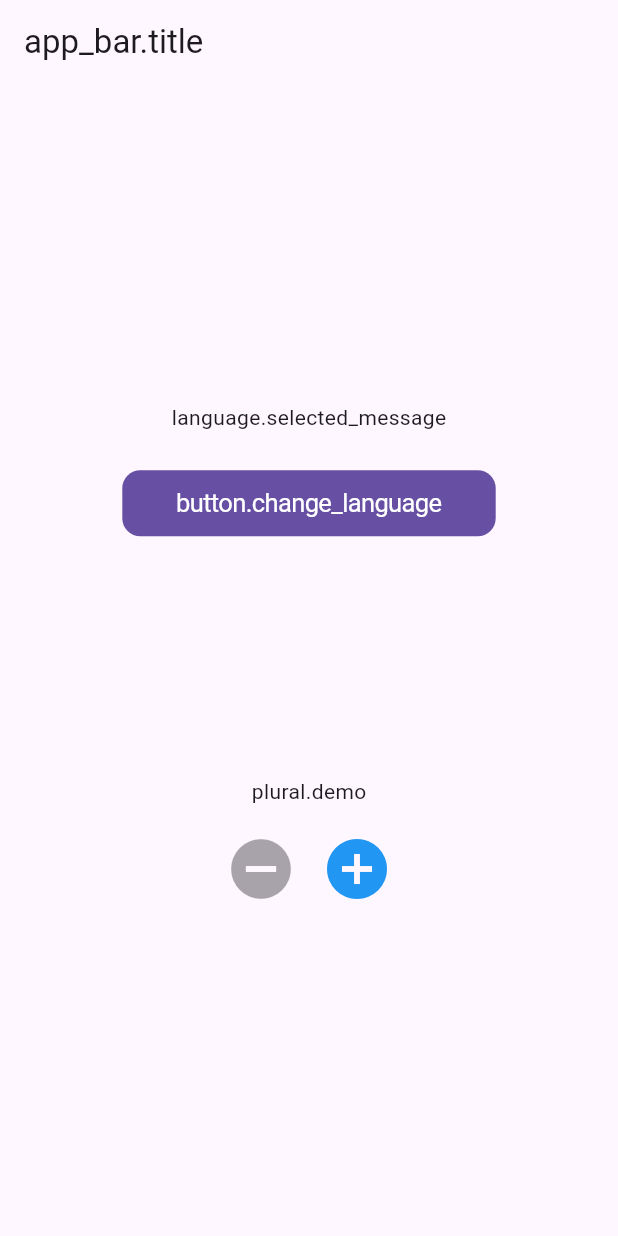
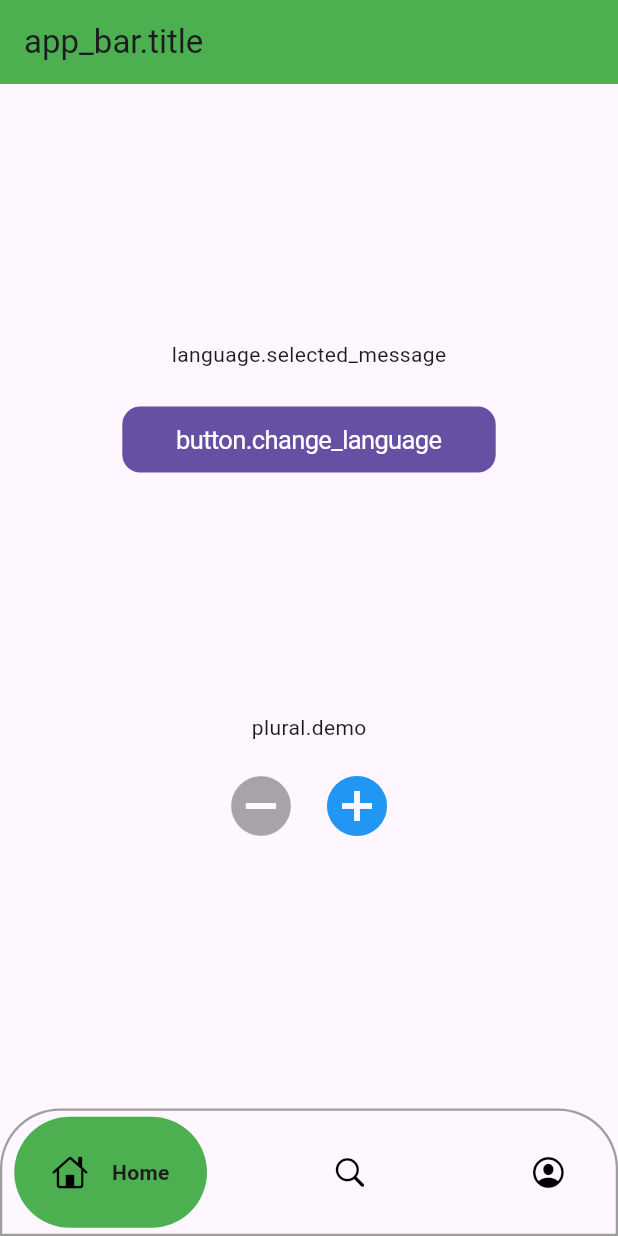
Before and after one commit to VanMinhQuang/cooking_app, a Flutter app: the screen it shows after launch, on a phone screen of 412 x 824 dp. Run offline on Flutter 3.47's test engine with Material 3 defaults, Android fonts, the phone set to English and light mode, and no system bars; drawn by our look-alikes of google_nav_bar; our stand-ins replace bloc, equatable, event_bus, flutter_bloc, flutter_translate; network calls fail.

Commit message:
Add navigation bar language bundle make list screen and search bar

```diff
--- /dev/null
+++ b/lib/core/styles/color.dart
@@ -0,0 +1,14 @@
+
+
+import 'dart:ui';
+
+import 'package:flutter/material.dart';
+
+Color colorPrimary = Colors.green;
+const Color colorSecondary = Colors.grey;
+
+
+
+Color colorPrimary700 = Colors.green[800]!;
+
+Color colorPrimary800 = Colors.green[800]!;
--- a/lib/views/screens/home/home_bloc.dart
+++ b/lib/views/screens/home/home_bloc.dart
@@ -0,0 +1,9 @@
+import 'package:bloc/bloc.dart';
+import 'package:cooking_project/views/screens/home/home_state.dart';
+
+class HomeCubit extends Cubit<HomeState>{
+  HomeCubit() : super(HomeInitial());
+
+  void changePageIndex(int index) => emit(ChangeIndexBottomBarState(index: index));
+
+}
--- a/lib/views/screens/home/home_form.dart
+++ b/lib/views/screens/home/home_form.dart
@@ -1,7 +1,12 @@
+import 'package:cooking_project/views/screens/home/home_bloc.dart';
+import 'package:cooking_project/views/screens/home/home_screen.dart';
+import 'package:cooking_project/views/screens/home/home_state.dart';
+import 'package:cooking_project/views/screens/main_menu_searching/main_menu_searching_screen.dart';
+import 'package:cooking_project/views/widgets/navigation_bar.dart';
 import 'package:flutter/cupertino.dart';
 import 'package:flutter/material.dart';
+import 'package:flutter_bloc/flutter_bloc.dart';
 import 'package:flutter_translate/flutter_translate.dart';
-
 
 class HomeForm extends StatefulWidget {
   const HomeForm({super.key});
@@ -13,42 +18,88 @@ class HomeForm extends StatefulWidget {
 class _HomeFormState extends State<HomeForm> {
   int _counter = 0;
 
+  int selectedIndex = 0;
+
+  final GlobalKey<ScaffoldState> _scaffoldKey = GlobalKey<ScaffoldState>();
+
   void _decrementCounter() => setState(() => _counter--);
 
   void _incrementCounter() => setState(() => _counter++);
+  final List<Widget> _listWidget = [];
+
+  @override
+  void initState() {
+    // TODO: implement initState
+    super.initState();
+    _listWidget
+        .addAll([widget1(), MainMenuSearchingScreen(), Text('widget 3')]);
+  }
 
   @override
   Widget build(BuildContext context) {
+    return Scaffold(
+        key: _scaffoldKey,
+        bottomNavigationBar: CustomNavigationBar(
+          onTapChange: (index) {
+            context.read<HomeCubit>().changePageIndex(index);
+          },
+        ),
+        appBar: AppBar(
+            backgroundColor: Colors.green,
+            title: SizedBox(child: Text(translate('app_bar.title')))),
+        body: BlocListener<HomeCubit, HomeState>(
+          listener: (context, state) {
+            if (state is ChangeIndexBottomBarState) {
+              if (selectedIndex != state.index) {
+
+                  selectedIndex = state.index;
+
+
+              }
+            }
+          },
+
+          child: BlocBuilder<HomeCubit, HomeState>(
+            builder: (BuildContext context, state) {
+              return IndexedStack(
+                index: selectedIndex,
+                children: _listWidget,
+              );
+            },
+          ),
+        ));
+  }
+
+  Widget widget1() {
     var localizationDelegate = LocalizedApp.of(context).delegate;
-
-    return Scaffold(
-      appBar: AppBar(
-        title: Text(translate('app_bar.title')),
-      ),
-      body:  Center(
+    return Center(
       child: Column(
         mainAxisAlignment: MainAxisAlignment.center,
         children: <Widget>[
-            Text(translate('language.selected_message', args: {'language': translate('language.name.${localizationDelegate.currentLocale.languageCode}')})),
+          Text(translate('language.selected_message', args: {
+            'language': translate(
+                'language.name.${localizationDelegate.currentLocale.languageCode}')
+          })),
           Padding(
               padding: EdgeInsets.only(top: 25, bottom: 160),
               child: CupertinoButton.filled(
+                padding: const EdgeInsets.symmetric(
+                    vertical: 10.0, horizontal: 36.0),
+                onPressed: () => _onActionSheetPress(context),
                 child: Text(translate('button.change_language')),
-                  padding: const EdgeInsets.symmetric(vertical: 10.0, horizontal: 36.0),
-                  onPressed: () => _onActionSheetPress(context),
-                )
-            ),
-
-            Padding(padding: const EdgeInsets.only(bottom: 10),
-                child: Text(translatePlural('plural.demo', _counter))
-            ),
+              )),
+          Padding(
+              padding: const EdgeInsets.only(bottom: 10),
+              child: Text(translatePlural('plural.demo', _counter))),
           Row(
             mainAxisAlignment: MainAxisAlignment.center,
             children: <Widget>[
               IconButton(
                 icon: Icon(Icons.remove_circle),
                 iconSize: 48,
-                  onPressed: _counter > 0 ? () => setState(() => _decrementCounter()) : null,
+                onPressed: _counter > 0
+                    ? () => setState(() => _decrementCounter())
+                    : null,
               ),
               IconButton(
                 icon: Icon(Icons.add_circle),
@@ -58,20 +109,17 @@ class _HomeFormState extends State<HomeForm> {
               ),
             ],
           )
-
         ],
-        ),
       ),
     );
   }
 
-  void showDemoActionSheet({required BuildContext context, required Widget child}) {
+  void showDemoActionSheet(
+      {required BuildContext context, required Widget child}) {
     showCupertinoModalPopup<String>(
         context: context,
-        builder: (BuildContext context) => child).then((String? value)
-    {
-      if(value != null)
-        changeLocale(context, value);
+        builder: (BuildContext context) => child).then((String? value) {
+      if (value != null) changeLocale(context, value);
     });
   }
 
--- a/lib/views/screens/home/home_screen.dart
+++ b/lib/views/screens/home/home_screen.dart
@@ -1,8 +1,10 @@
+import 'package:cooking_project/views/screens/home/home_bloc.dart';
 import 'package:cooking_project/views/screens/home/home_form.dart';
 import 'package:flutter/cupertino.dart';
+import 'package:flutter_bloc/flutter_bloc.dart';
 
 class HomeScreen extends StatefulWidget {
-  const HomeScreen({super.key});
+  const HomeScreen();
 
   @override
   State<HomeScreen> createState() => _HomeScreenState();
@@ -11,6 +13,10 @@ class HomeScreen extends StatefulWidget {
 class _HomeScreenState extends State<HomeScreen> {
   @override
   Widget build(BuildContext context) {
-    return HomeForm();
+    return MultiBlocProvider(
+        providers: [
+          BlocProvider(create: (context) => HomeCubit(),)
+        ],
+        child: HomeForm());
   }
 }
--- a/lib/views/screens/home/home_state.dart
+++ b/lib/views/screens/home/home_state.dart
@@ -0,0 +1,19 @@
+import 'package:equatable/equatable.dart';
+
+abstract class HomeState extends Equatable{
+  const HomeState();
+  @override
+  List<Object> get props => [];
+}
+
+class HomeInitial extends HomeState {}
+
+class HomeLoading extends HomeState {}
+
+class ChangeIndexBottomBarState extends HomeState{
+  int index;
+  ChangeIndexBottomBarState({required this.index});
+
+  @override
+  List<Object> get props => [index];
+}
--- /dev/null
+++ b/lib/views/widgets/navigation_bar.dart
@@ -0,0 +1,35 @@
+import 'package:cooking_project/core/styles/color.dart';
+import 'package:flutter/cupertino.dart';
+import 'package:flutter/material.dart';
+import 'package:google_nav_bar/google_nav_bar.dart';
+
+class CustomNavigationBar extends StatelessWidget {
+  Function(int)? onTapChange;
+  CustomNavigationBar({super.key, this.onTapChange});
+
+  @override
+  Widget build(BuildContext context) {
+    return Container(
+      padding: EdgeInsets.symmetric(horizontal: 8, vertical: 4),
+      decoration: BoxDecoration(
+          border: Border.all(color: Colors.grey, width: 1.5),
+          borderRadius: BorderRadius.only(topRight: Radius.circular(40), topLeft: Radius.circular(40))
+      ),
+      child: GNav(
+          rippleColor: colorPrimary800,
+          hoverColor: colorPrimary700,
+          tabBackgroundColor: Colors.green,
+          tabBorderRadius: 40,
+          gap: 16,
+          onTabChange: (value)  {
+            onTapChange!(value);
+          },
+          tabs: [
+                GButton(icon: CupertinoIcons.house,text: 'Home',),
+                GButton(icon: CupertinoIcons.search,text: 'Search',),
+                GButton(icon: CupertinoIcons.profile_circled,text: 'Profile',),
+          ]
+      ),
+    );
+  }
+}
--- a/pubspec.yaml
+++ b/pubspec.yaml
@@ -36,10 +36,12 @@ dependencies:
   # Use with the CupertinoIcons class for iOS style icons.
   cupertino_icons: ^1.0.8
   event_bus: ^2.0.1
-  bloc: ^8.1.4
+  bloc: ^9.0.0
   flutter_translate: ^4.1.0
   flutter_localization: ^0.3.1
-
+  google_nav_bar: ^5.0.7
+  equatable: ^2.0.7
+  flutter_bloc: ^9.0.0
 dev_dependencies:
   flutter_test:
     sdk: flutter
```
Also changed, not shown: assets/locale/vi.txt (added, +35 -0 lines), lib/core/bundle/default_asset.dart (added, +24 -0 lines), lib/data/model/Food.dart (added, +56 -0 lines), lib/main.dart (+13 -7 lines), lib/views/screens/main_menu_searching/main_menu_searching_form.dart (added, +121 -0 lines), lib/views/screens/main_menu_searching/main_menu_searching_screen.dart (added, +17 -0 lines), lib/views/widgets/box_field_widget.dart (added, +79 -0 lines), lib/data/constant/constant_app.dart (added), lib/views/screens/main_menu_searching/main_menu_searching_bloc.dart (added), lib/views/screens/main_menu_searching/main_menu_searching_state.dart (added), pubspec.lock. Lines whose indentation alone changed are shown as unchanged.
